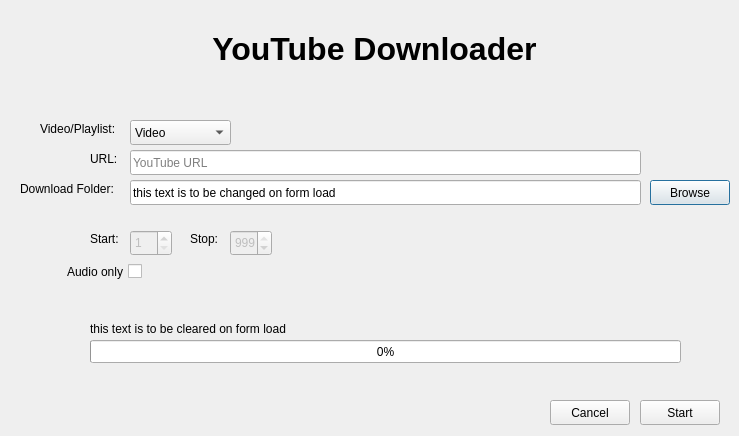
The window that qt-forms/pytube_form.ui (WillChamness/pytube-gui) describes before a commit, drawn with Qt 5.
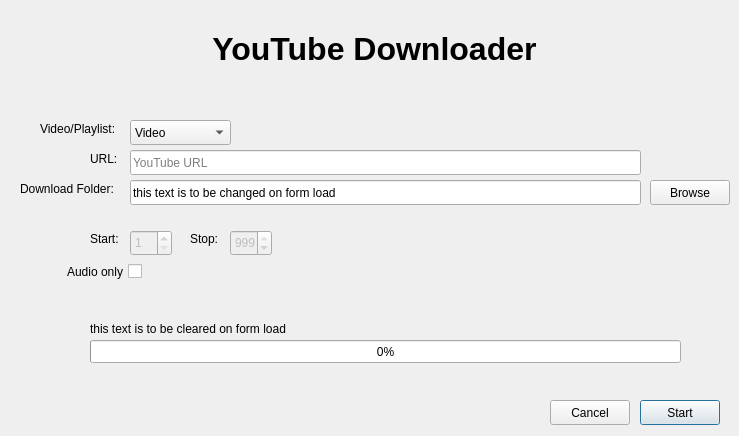
The same window after the commit.

Commit message:
feat: make start button default button
pressing enter will click download button unless already focused on another button

```diff
--- a/qt-forms/pytube_form.ui
+++ b/qt-forms/pytube_form.ui
@@ -93,6 +93,9 @@
    <property name="text">
     <string>Browse</string>
    </property>
+   <property name="autoDefault">
+    <bool>true</bool>
+   </property>
   </widget>
   <widget class="QCheckBox" name="audioOnlyCheckbox">
    <property name="geometry">
@@ -195,6 +198,9 @@
    <property name="text">
     <string>Start</string>
    </property>
+   <property name="default">
+    <bool>true</bool>
+   </property>
   </widget>
   <widget class="QPushButton" name="cancelButton">
    <property name="geometry">
```
Left out of the diff: 3 changed lines with no effect on the pictures.
